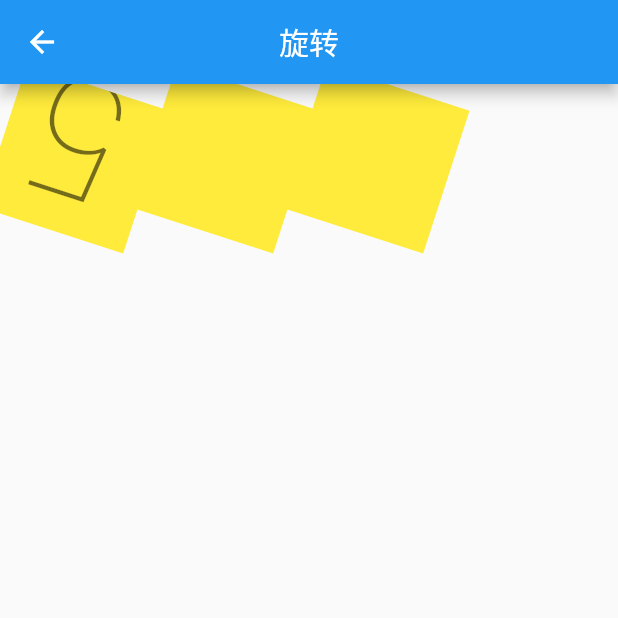
After one commit to DreamlessRaw/flutter_sample, a Flutter app: the screen it shows after launch, after a tap on "旋转示例", on a phone screen of 412 x 824 dp, the top half of it. The commit adds this screen. Run offline on Flutter 3.47's test engine with Material 2 defaults, Android fonts, the phone set to English and light mode, and no system bars; our stand-ins replace cookie_jar, dio, dio_cookie_manager, permission_handler; missing offline and left inert: scan.

Commit message:
AnimatedCrossFade、AnimatedBuilder、RotationTransition

```diff
--- /dev/null
+++ b/lib/animated/rotation_transition.dart
@@ -0,0 +1,86 @@
+import 'package:flutter/cupertino.dart';
+import 'package:flutter/material.dart';
+
+class RotationTransitionPage extends StatefulWidget {
+  const RotationTransitionPage({Key? key}) : super(key: key);
+
+  @override
+  _RotationTransitionPageState createState() => _RotationTransitionPageState();
+}
+
+class _RotationTransitionPageState extends State<RotationTransitionPage>
+    with SingleTickerProviderStateMixin {
+  late AnimationController _controller;
+
+  @override
+  void initState() {
+    // TODO: implement initState
+    super.initState();
+    _controller =
+        AnimationController(duration: Duration(seconds: 2), vsync: this);
+    // _controller.addListener(() {
+    //   if (_controller.value == 1) {
+    //     _controller.reset();
+    //   }
+    // });
+    _controller.addStatusListener((status) {
+      if (status == AnimationStatus.completed) {
+        _controller.reset();
+        _controller.forward();
+      } else if (status == AnimationStatus.dismissed) {
+        _controller.reverse();
+      } else if (status == AnimationStatus.forward) {
+        // _controller.forward();
+      } else if (status == AnimationStatus.reverse) {
+        // _controller.reverse();
+      }
+    });
+    _controller.forward();
+  }
+
+  @override
+  Widget build(BuildContext context) {
+    return Scaffold(
+        appBar: AppBar(
+          title: Text('旋转'),
+          centerTitle: true,
+        ),
+        body: Row(
+          children: [
+            RotationTransition(
+              turns: _controller,
+              alignment: Alignment.center,
+              child: Container(
+                width: 100.0,
+                height: 100.0,
+                color: Colors.yellow,
+                child: Center(
+                  child: Text(
+                    '5',
+                    style: Theme.of(context).textTheme.headline1,
+                  ),
+                ),
+              ),
+            ),
+            RotationTransition(
+              turns: _controller,
+              alignment: Alignment.center,
+              child: Container(
+                width: 100.0,
+                height: 100.0,
+                color: Colors.yellow,
+              ),
+            ),
+            RotationTransition(
+              turns: _controller,
+              alignment: Alignment.center,
+              child: Container(
+                width: 100.0,
+                height: 100.0,
+                color: Colors.yellow,
+              ),
+            ),
+          ],
+        ));
+  }
+}
--- a/lib/main.dart
+++ b/lib/main.dart
@@ -1,5 +1,8 @@
 import 'package:flutter/material.dart';
+import 'package:flutter_sample/animated/builder_animated.dart';
 import 'package:flutter_sample/animated/container_animated.dart';
+import 'package:flutter_sample/animated/cross_fade_animated.dart';
+import 'package:flutter_sample/animated/rotation_transition.dart';
 import 'package:flutter_sample/expanded.dart';
 import 'package:flutter_sample/list_view.dart';
 import 'package:flutter_sample/login.dart';
@@ -14,11 +17,11 @@ class MyApp extends StatelessWidget {
   @override
   Widget build(BuildContext context) {
     return MaterialApp(
-      title: 'Flutter Demo',
+      title: 'Flutter 例子',
       theme: ThemeData(
         primarySwatch: Colors.blue,
       ),
-      home: MyHomePage(title: 'Flutter Demo Home Page'),
+      home: MyHomePage(title: '主页'),
     );
   }
 }
@@ -65,6 +68,27 @@ class _MyHomePageState extends State<MyHomePage> {
           OutlinedButton(
               onPressed: () {
                 Navigator.push(context, MaterialPageRoute(builder: (context) {
+                  return CrossFadeAnimatedPage();
+                }));
+              },
+              child: Text('AnimatedCrossFade示例')),
+          OutlinedButton(
+              onPressed: () {
+                Navigator.push(context, MaterialPageRoute(builder: (context) {
+                  return BuilderAnimatedPage();
+                }));
+              },
+              child: Text('AnimatedBuilder示例')),
+          OutlinedButton(
+              onPressed: () {
+                Navigator.push(context, MaterialPageRoute(builder: (context) {
+                  return RotationTransitionPage();
+                }));
+              },
+              child: Text('旋转示例')),
+          OutlinedButton(
+              onPressed: () {
+                Navigator.push(context, MaterialPageRoute(builder: (context) {
                   return LoginPage();
                 }));
               },
```
Also changed, not shown: lib/animated/builder_animated.dart (added, +64 -0 lines), lib/animated/cross_fade_animated.dart (added, +53 -0 lines), 6 other files.
